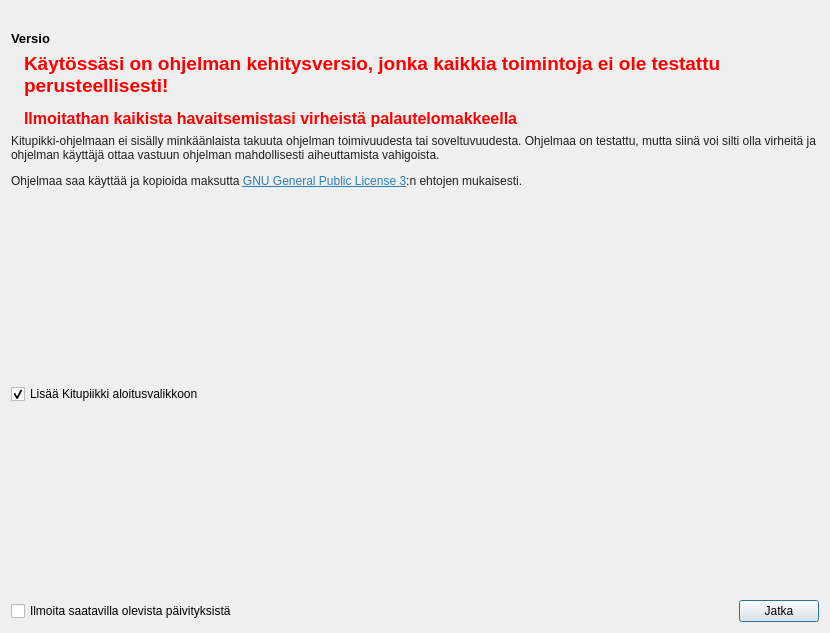
The window that kitupiikki/aloitussivu/tervetuloa.ui (artoh/kitupiikki) describes before a commit, drawn with Qt 5.
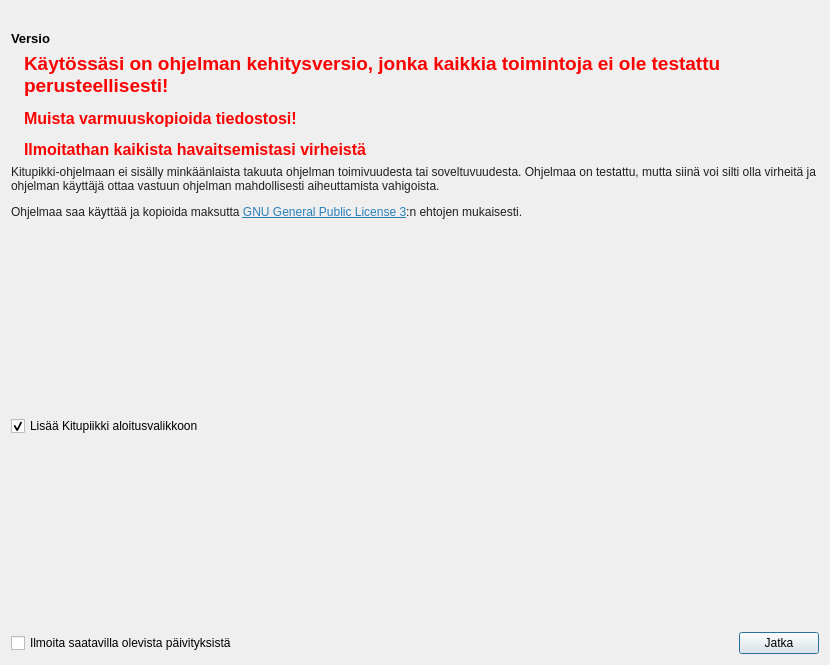
The same window after the commit. Icons and pictures are not drawn.

Patch:
```diff
--- a/kitupiikki/aloitussivu/tervetuloa.ui
+++ b/kitupiikki/aloitussivu/tervetuloa.ui
@@ -7,7 +7,7 @@
     <x>0</x>
     <y>0</y>
     <width>830</width>
-    <height>633</height>
+    <height>665</height>
    </rect>
   </property>
   <property name="windowTitle">
@@ -70,7 +70,7 @@
         <string notr="true">color: rgb(255, 0, 0);</string>
        </property>
        <property name="text">
-        <string>&lt;html&gt;&lt;head/&gt;&lt;body&gt;&lt;p&gt;&lt;span style=&quot; font-size:14pt;&quot;&gt;Käytössäsi on ohjelman kehitysversio, jonka kaikkia toimintoja ei ole testattu perusteellisesti! &lt;/span&gt;&lt;/p&gt;&lt;p&gt;Ilmoitathan kaikista havaitsemistasi virheistä palautelomakkeella&lt;/p&gt;&lt;/body&gt;&lt;/html&gt;</string>
+        <string>&lt;html&gt;&lt;head/&gt;&lt;body&gt;&lt;p&gt;&lt;span style=&quot; font-size:14pt;&quot;&gt;Käytössäsi on ohjelman kehitysversio, jonka kaikkia toimintoja ei ole testattu perusteellisesti! &lt;/span&gt;&lt;/p&gt;&lt;p&gt;Muista varmuuskopioida tiedostosi!&lt;/p&gt;&lt;p&gt;Ilmoitathan kaikista havaitsemistasi virheistä&lt;/p&gt;&lt;/body&gt;&lt;/html&gt;</string>
        </property>
        <property name="wordWrap">
         <bool>true</bool>
```
